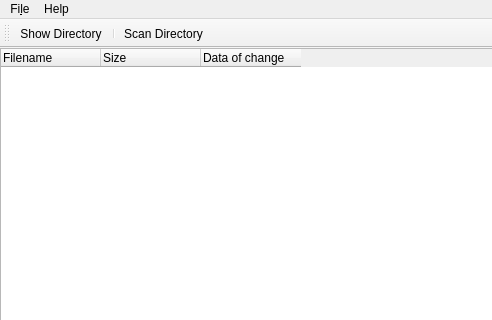
Old version of the form src/mainwindow.ui in the repository CaelmBleidd/find_duplicates; both pictures show x 0 to 492 and y 0 to 320 of the 800 by 600 pixel window.
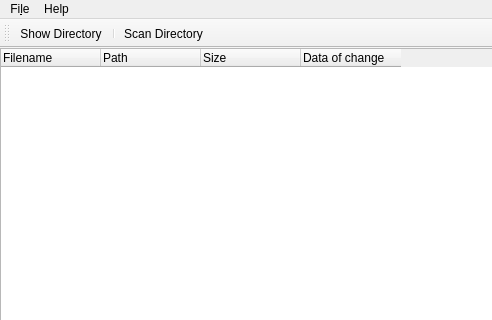
New version of the form.

The edit to the form file:
```diff
--- a/src/mainwindow.ui
+++ b/src/mainwindow.ui
@@ -40,6 +40,11 @@
         <string>Filename</string>
        </property>
       </column>
+      <column>
+       <property name="text">
+        <string>Path</string>
+       </property>
+      </column>
       <column>
        <property name="text">
         <string>Size</string>
```
